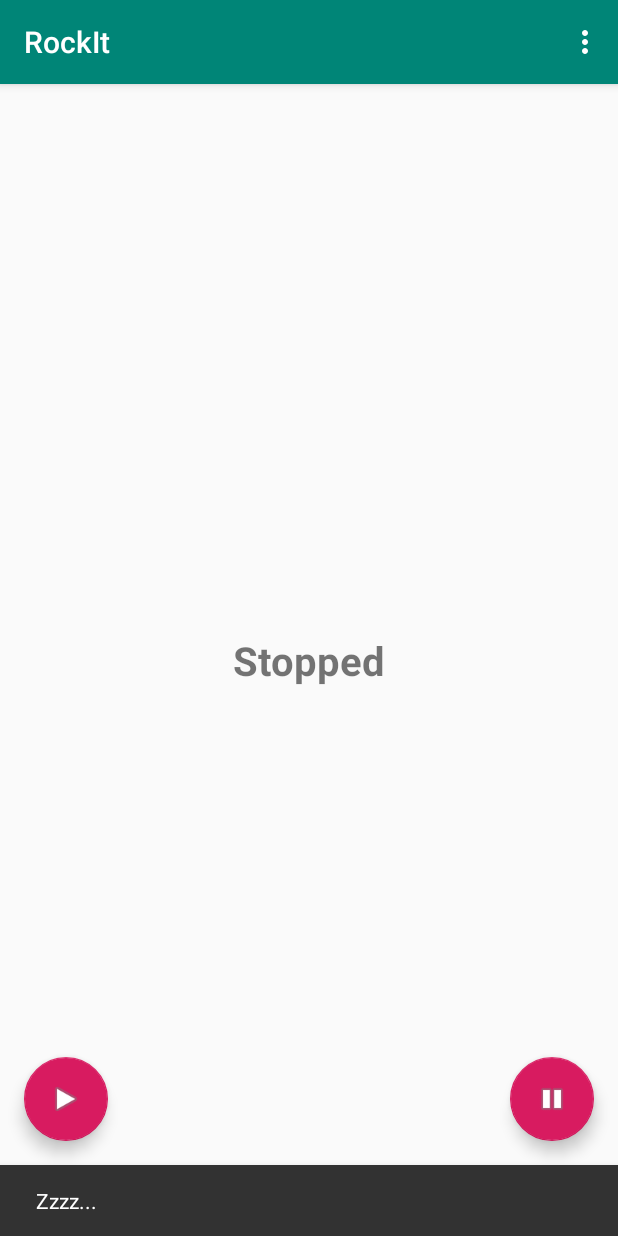
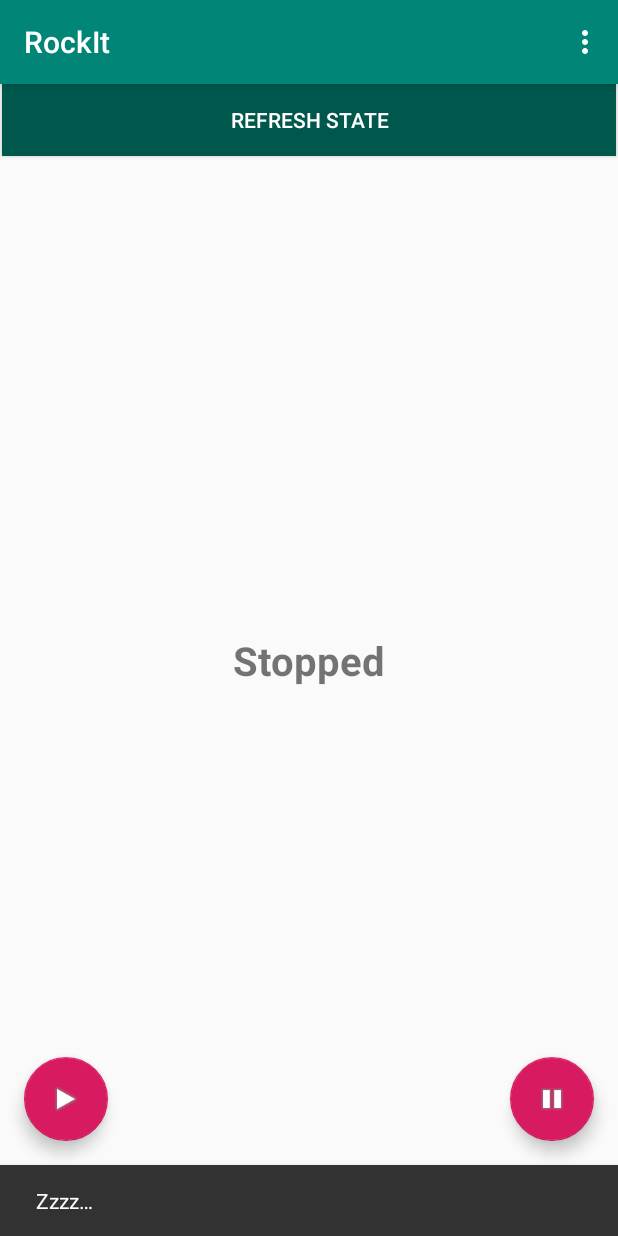
Before and after one commit to akryvko/arduino, an Android app: the screen it shows after launch (MainActivity), after a tap on an icon or button, on a phone screen of 412 x 824 dp. Run offline under Robolectric (Android 15) with nearby library versions, the light colour scheme and no system bars; network calls fail; 1 statement that could not run was skipped; 1 other tap on this screen came first.

Commit message:
android: added refresh status and current status load on create also extracted some strings to resources node: cosmetic changes to node app

```diff
--- a/rockit/android/app/src/main/AndroidManifest.xml
+++ b/rockit/android/app/src/main/AndroidManifest.xml
@@ -10,6 +10,7 @@
         android:label="@string/app_name"
         android:roundIcon="@mipmap/ic_launcher_round"
         android:supportsRtl="true"
+        android:usesCleartextTraffic="true"
         android:theme="@style/AppTheme">
         <activity
             android:name=".MainActivity"
--- a/rockit/android/app/src/main/java/andrii/rockit/MainActivity.kt
+++ b/rockit/android/app/src/main/java/andrii/rockit/MainActivity.kt
@@ -1,19 +1,76 @@
 package andrii.rockit
 
 import android.os.Bundle
+import android.os.PersistableBundle
 import android.util.Log
 import com.google.android.material.snackbar.Snackbar
 import androidx.appcompat.app.AppCompatActivity
 import android.view.Menu
 import android.view.MenuItem
+import android.view.View
 
 import kotlinx.android.synthetic.main.activity_main.*
 import kotlinx.android.synthetic.main.content_main.*
 import java.net.URL
+import java.util.*
 import java.util.concurrent.CompletableFuture
-import java.util.concurrent.Future
 
 class MainActivity : AppCompatActivity() {
+    val timer: Timer = Timer("RefreshTimer")
+
+    companion object {
+        const val tag = "ROCKIT"
+        //const val rootUrl = "https://fathomless-cove-40821.herokuapp.com/kabachok/rock"
+        const val rootUrl = "http://192.168.0.20:5000/kabachok/rock"
+    }
+
+    override fun onCreate(savedInstanceState: Bundle?, persistentState: PersistableBundle?) {
+        super.onCreate(savedInstanceState, persistentState)
+        setContentView(R.layout.activity_main)
+        setSupportActionBar(toolbar)
+
+        refreshStatus()
+    }
+
+    private fun mapResponseStatus(s: String): String = when (s) {
+        getString(R.string.response_rocking) -> getString(R.string.status_rocking)
+        getString(R.string.response_stopped) -> getString(R.string.status_stopped)
+        else -> getString(R.string.status_unknown)
+    }
+
+    private fun refreshStatus() {
+        statusText.text = getString(R.string.status_rocking)
+        CompletableFuture.runAsync {
+            Log.w(tag, "Sending request")
+            val res = URL(rootUrl).readText()
+            Log.w(tag, "Response: $res")
+            statusText.text = mapResponseStatus(res)
+        }.join()
+    }
+
+    private fun startCradle(view: View) {
+        statusText.text = getString(R.string.status_rocking)
+        CompletableFuture.runAsync {
+            Log.w(tag, "Sending request")
+            val res = URL("$rootUrl/start").readText()
+            Log.w(tag, "Response: $res")
+            statusText.text = mapResponseStatus(res)
+        }.join()
+        Snackbar.make(view, "Lets rock!", Snackbar.LENGTH_LONG)
+            .setAction("Action", null).show()
+    }
+
+    private fun stopCradle(view: View) {
+        statusText.text = getString(R.string.status_stopped)
+        CompletableFuture.runAsync {
+            Log.w(tag, "Sending request")
+            val res = URL("$rootUrl/stop").readText()
+            Log.w(tag, "Response: $res")
+            statusText.text = mapResponseStatus(res)
+        }.join()
+        Snackbar.make(view, getString(R.string.view_zzz), Snackbar.LENGTH_LONG)
+            .setAction("Action", null).show()
+    }
 
     override fun onCreate(savedInstanceState: Bundle?) {
         super.onCreate(savedInstanceState)
@@ -21,23 +78,15 @@ class MainActivity : AppCompatActivity() {
         setSupportActionBar(toolbar)
 
         on.setOnClickListener { view ->
-            statusText.text = "Rocking..."
-            CompletableFuture.runAsync {
-                Log.w("ROCKIT", "Sending request")
-                val res = URL("https://fathomless-cove-40821.herokuapp.com/kabachok/rock/start").readText()
-                Log.w("ROCKIT", "Response: $res")
-            }.join()
-            Snackbar.make(view, "Lets rock!", Snackbar.LENGTH_LONG)
-                .setAction("Action", null).show()
+            startCradle(view)
         }
 
         off.setOnClickListener { view ->
-            statusText.text = "Stopped"
-            CompletableFuture.runAsync {
-                URL("https://fathomless-cove-40821.herokuapp.com/kabachok/rock/stop").readText()
-            }.join()
-            Snackbar.make(view, "Zzzz...", Snackbar.LENGTH_LONG)
-                .setAction("Action", null).show()
+            stopCradle(view)
+        }
+
+        refresh.setOnClickListener {
+            refreshStatus()
         }
     }
 
--- a/rockit/android/app/src/main/res/layout/content_main.xml
+++ b/rockit/android/app/src/main/res/layout/content_main.xml
@@ -12,7 +12,7 @@
         android:id="@+id/statusText"
         android:layout_width="wrap_content"
         android:layout_height="wrap_content"
-        android:text="Stopped"
+        android:text="@string/status_stopped"
         android:textSize="12pt"
         android:textStyle="bold"
         app:layout_constraintBottom_toBottomOf="parent"
@@ -20,5 +20,30 @@
         app:layout_constraintRight_toRightOf="parent"
         app:layout_constraintTop_toTopOf="parent" />
 
+    <TextView
+        android:id="@+id/currentStatusHeader"
+        android:layout_width="wrap_content"
+        android:layout_height="wrap_content"
+        android:text="@string/current_cradle_state"
+        android:textAppearance="@style/TextAppearance.AppCompat.Display1"
+        app:layout_constraintEnd_toEndOf="parent"
+        app:layout_constraintHorizontal_bias="0.5"
+        app:layout_constraintStart_toStartOf="parent"
+        tools:layout_editor_absoluteY="252dp" />
+
+    <Button
+        android:id="@+id/refresh"
+        android:layout_width="409dp"
+        android:layout_height="wrap_content"
+        android:layout_marginStart="24dp"
+        android:layout_marginEnd="24dp"
+        android:background="@color/colorPrimaryDark"
+        android:text="@string/refresh_state"
+        android:textColor="#FFFFFF"
+        app:layout_constraintEnd_toEndOf="parent"
+        app:layout_constraintHorizontal_bias="0.5"
+        app:layout_constraintStart_toStartOf="parent"
+        tools:layout_editor_absoluteY="377dp" />
+
 
 </androidx.constraintlayout.widget.ConstraintLayout>
--- a/rockit/android/app/src/main/res/values/strings.xml
+++ b/rockit/android/app/src/main/res/values/strings.xml
@@ -1,4 +1,12 @@
 <resources>
     <string name="app_name">RockIt</string>
     <string name="action_settings">Settings</string>
+    <string name="status_rocking">Rocking…</string>
+    <string name="status_stopped">Stopped</string>
+    <string name="status_unknown">Hmmm… I don\'t know</string>
+    <string name="response_rocking">started</string>
+    <string name="response_stopped">stopped</string>
+    <string name="view_zzz">Zzzz…</string>
+    <string name="current_cradle_state">Current cradle state:</string>
+    <string name="refresh_state">Refresh State</string>
 </resources>
```
Also changed, not shown: 3 other files.
